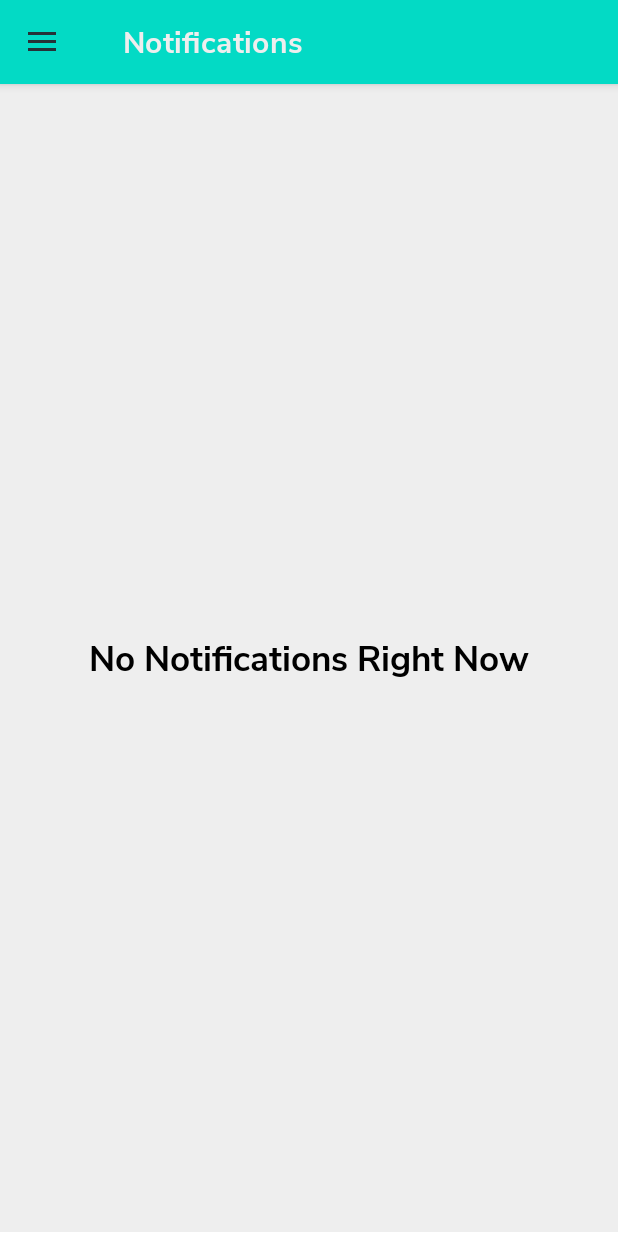
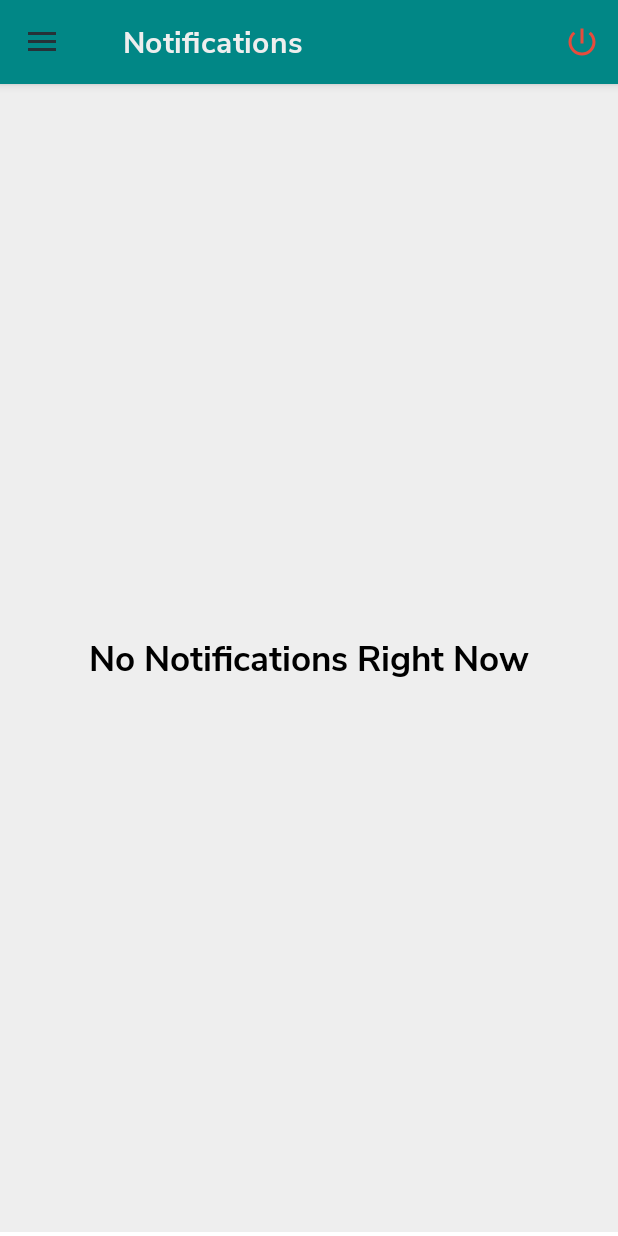
Before and after one commit to yashas-hm/AutoWhatsapp, an Android app: the screen it shows after launch (MainActivity), after a tap on "Notifications", on a phone screen of 412 x 824 dp. Run offline under Robolectric (Android 15) with nearby library versions, the phone set to English and light mode, and no system bars; our stand-ins replace Room's generated code, sdp/ssp sizes; 2 other taps on this screen came first.

Commit message:
bug fixes and ui changes

```diff
--- a/app/src/main/java/com/yashas/autowhatsapp/fragments/NotificationRepliedFragment.kt
+++ b/app/src/main/java/com/yashas/autowhatsapp/fragments/NotificationRepliedFragment.kt
@@ -1,5 +1,6 @@
 package com.yashas.autowhatsapp.fragments
 
+import android.app.NotificationManager
 import android.content.*
 import android.os.Bundle
 import android.provider.Settings
@@ -24,8 +25,7 @@ class NotificationRepliedFragment : Fragment(){
     private lateinit var layoutManager: RecyclerView.LayoutManager
     private lateinit var adapter: NotificationAdapter
     private lateinit var text: AppCompatTextView
-    private lateinit var switch: MenuItem
-    private lateinit var sharedPreferences: SharedPreferences
+    private var switch: MenuItem? = null
     private var notificationList = arrayListOf<Notification>()
     private var replyList = arrayListOf<ReplyEntity>()
     override fun onCreateView(
@@ -39,6 +39,7 @@ class NotificationRepliedFragment : Fragment(){
     }
 
     private fun setup(view: View){
+        setHasOptionsMenu(true)
         initUI(view)
         setupRecycler()
         checkNotifications()
@@ -62,7 +63,6 @@ class NotificationRepliedFragment : Fragment(){
         recyclerView = view.findViewById(R.id.recycler)
         layoutManager = LinearLayoutManager(context)
         text = view.findViewById(R.id.noNotification)
-        sharedPreferences = context!!.getSharedPreferences("notification", Context.MODE_PRIVATE)
         replyList.addAll(Utils.dummyReplies)
         val fromDb = Utils.GetFromDB(context!!, 5).execute().get() as List<ReplyEntity>
         replyList.addAll(fromDb)
@@ -74,15 +74,19 @@ class NotificationRepliedFragment : Fragment(){
         switch = menu.findItem(R.id.switch_)
     }
 
+    private fun checkSwitch(){
+        val notificationManager =
+            context!!.getSystemService(Context.NOTIFICATION_SERVICE) as NotificationManager
+        if(notificationManager.isNotificationPolicyAccessGranted){
+            switch?.icon?.setTint(ResourcesCompat.getColor(resources, R.color.green, null))
+        }else{
+            switch?.icon?.setTint(ResourcesCompat.getColor(resources, R.color.red, null))
+        }
+    }
+
     override fun onResume() {
         super.onResume()
-        if(sharedPreferences.getBoolean("is_on", false)){
-            sharedPreferences.edit().putBoolean("is_on", false).apply()
-            switch.icon.setTint(ResourcesCompat.getColor(resources, R.color.green, null))
-        }else{
-            sharedPreferences.edit().putBoolean("is_on", true).apply()
-            switch.icon.setTint(ResourcesCompat.getColor(resources, R.color.red, null))
-        }
+        checkSwitch()
     }
 
     override fun onOptionsItemSelected(item: MenuItem): Boolean {
--- a/app/src/main/java/com/yashas/autowhatsapp/utils/NotificationListener.kt
+++ b/app/src/main/java/com/yashas/autowhatsapp/utils/NotificationListener.kt
@@ -40,10 +40,9 @@ class NotificationListener : NotificationListenerService() {
             titleText = extras.getCharSequence("android.title").toString()
         }
 
-        replyList = Utils.update(context)
-
         if(!sbn.isOngoing){
             if(packageName=="com.whatsapp"&&!textData.contains("new messages")&&textData != "📷 Photo"&&titleText!="You"){
+                replyList = Utils.update(context)
                 val msg = Intent("Msg")
                 msg.putExtra("notification", sbn)
                 LocalBroadcastManager.getInstance(context).sendBroadcast(msg)
--- a/app/src/main/res/layout/activity_main.xml
+++ b/app/src/main/res/layout/activity_main.xml
@@ -24,7 +24,7 @@
                 android:layout_width="match_parent"
                 android:layout_height="wrap_content"
                 android:minHeight="?attr/actionBarSize"
-                android:background="@color/colorPrimary"
+                android:background="@color/teal_700"
                 app:popupTheme="@dimen/_1sdp"
                 app:titleTextColor="@color/background"
                 app:titleMarginStart="@dimen/_20sdp"
```
Also changed, not shown: app/src/main/java/com/yashas/autowhatsapp/utils/Utils.kt (+0 -18 lines).
